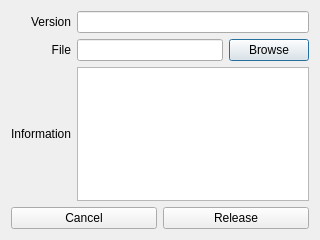
Qt form releaseappdialog.ui (HuangHuafeng/repeat) before a commit.
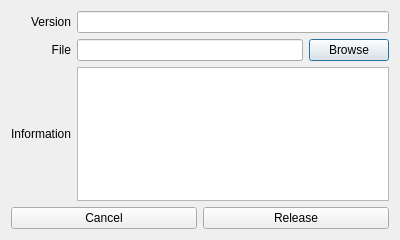
The same form after that commit.

Patch:
```diff
--- a/releaseappdialog.ui
+++ b/releaseappdialog.ui
@@ -6,7 +6,7 @@
    <rect>
     <x>0</x>
     <y>0</y>
-    <width>320</width>
+    <width>400</width>
     <height>240</height>
    </rect>
   </property>
```
